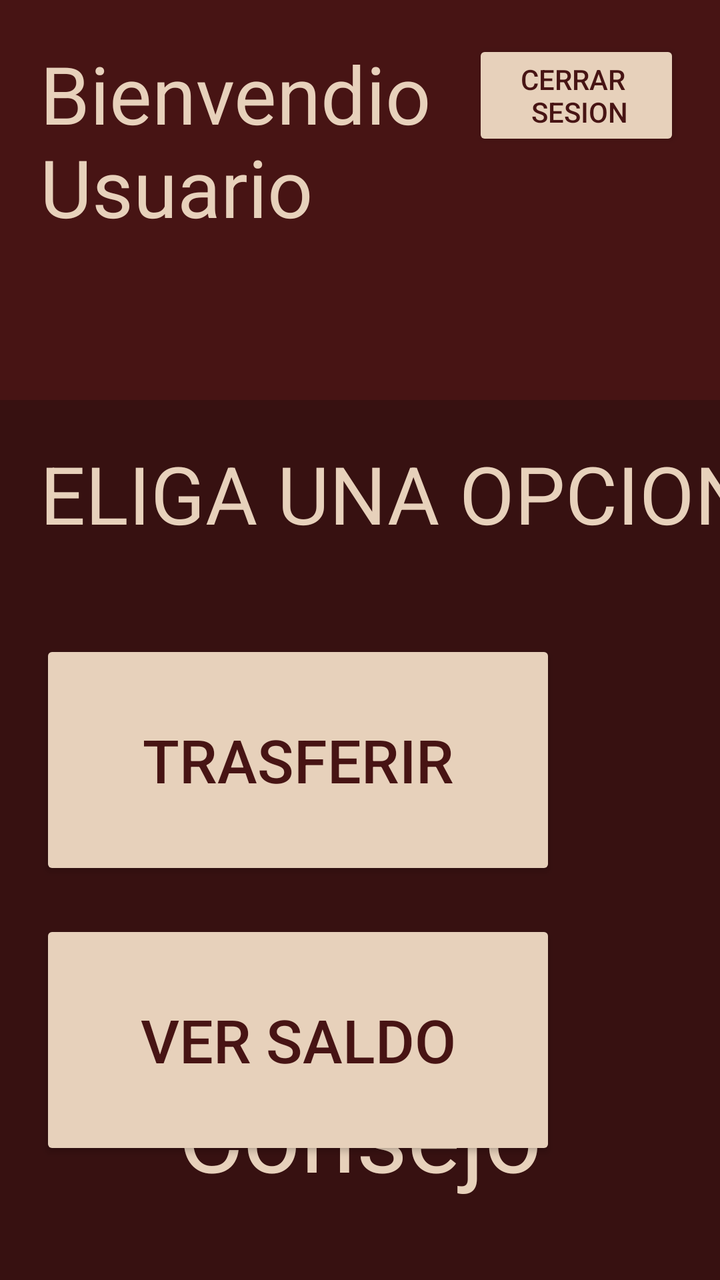
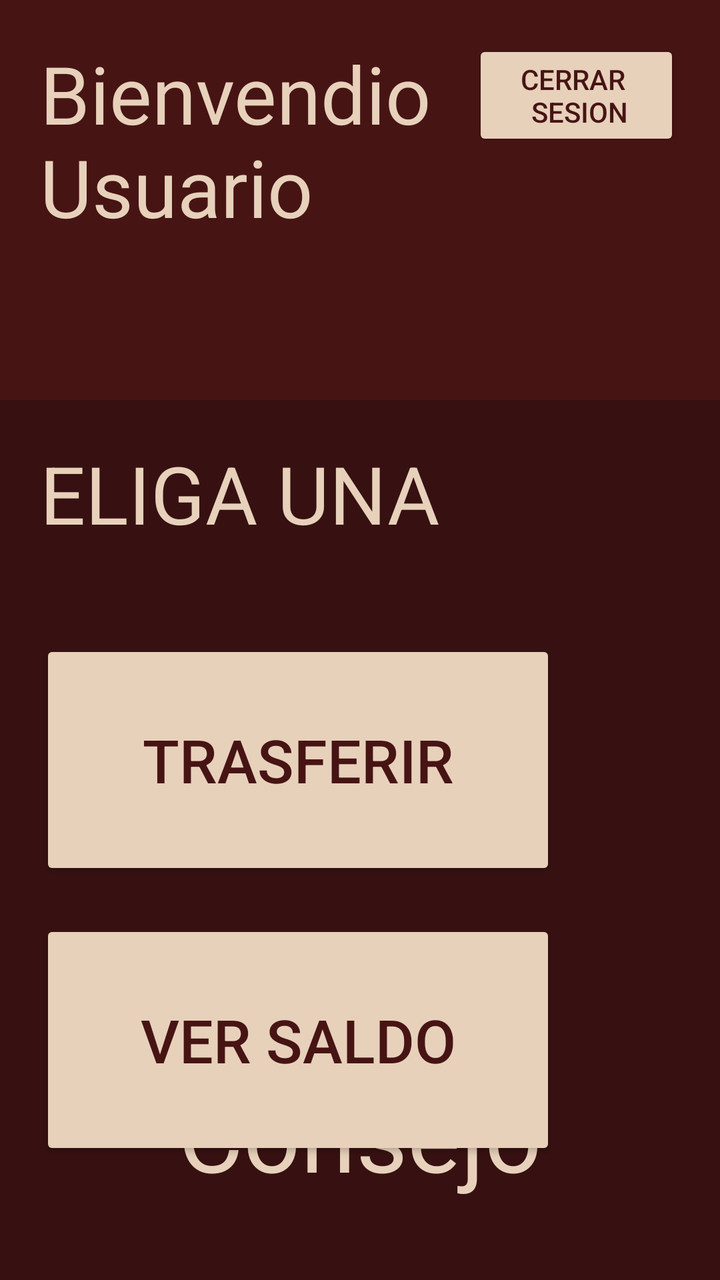

An Android layout rendered at two revisions. The XML below is the earlier revision; the diff shows what the commit changed to produce the second picture.
<!-- AndroidManifest.xml: application theme Theme.Aplicacion_bancaria -->
<!-- res/layout/activity_pantalla_principal.xml -->
<?xml version="1.0" encoding="utf-8"?>
<androidx.constraintlayout.widget.ConstraintLayout
    xmlns:android="http://schemas.android.com/apk/res/android"
    xmlns:app="http://schemas.android.com/apk/res-auto"
    xmlns:tools="http://schemas.android.com/tools"
    android:id="@+id/Inicio"
    android:layout_width="match_parent"
    android:layout_height="match_parent"
    android:background="@color/red_045"
    tools:context=".PantallaPrincipal"
    >

    <androidx.constraintlayout.widget.ConstraintLayout
        android:id="@+id/Cuadroarriba"
        android:layout_width="match_parent"
        android:layout_height="200dp"
        android:background="@color/red_043"
        app:layout_constraintTop_toTopOf="parent"
        android:padding="20dp"
        >

        <TextView
            android:id="@+id/Bienvenida"
            android:layout_width="match_parent"
            android:layout_height="wrap_content"
            android:text="Bienvendio \nUsuario"
            android:textColor="@color/orange_008"
            android:textSize="40sp"
            app:layout_constraintLeft_toLeftOf="parent"
            app:layout_constraintTop_toTopOf="@id/Cuadroarriba"
            />
        <Button
            android:id="@+id/CerrarSesion"
            android:layout_width="wrap_content"
            android:layout_height="wrap_content"
            app:layout_constraintEnd_toEndOf="@id/Cuadroarriba"
            app:layout_constraintTop_toTopOf="@id/Cuadroarriba"
            style="@style/Widget.AppCompat.Button.Colored"
            app:backgroundTint="@color/orange_008"
            android:textColor="@color/red_043"
            android:text="cerrar \n sesion"
            />
    </androidx.constraintlayout.widget.ConstraintLayout>

    <TextView
        android:layout_width="wrap_content"
        android:layout_height="60dp"
        android:text="ELIGA UNA OPCION"
        android:textSize="40dp"
        app:layout_constraintTop_toBottomOf="@id/Cuadroarriba"
        app:layout_constraintLeft_toLeftOf="parent"
        android:layout_margin="20dp"
        android:textColor="@color/orange_008"
        />
    <Button
        android:id="@+id/botonTransferir"
        style="@style/Widget.AppCompat.Button.Colored"
        android:layout_width="258dp"
        android:layout_height="120dp"
        android:text="Trasferir"
        android:textSize="30dp"
        app:layout_constraintStart_toStartOf="parent"
        app:layout_constraintTop_toBottomOf="@id/Cuadroarriba"
        app:backgroundTint="@color/orange_008"
        android:textColor="@color/red_043"
        android:layout_marginTop="120dp"
        android:layout_marginLeft="20dp"
        />
    <Button
        android:id="@+id/botonverSaldo"
        style="@style/Widget.AppCompat.Button.Colored"
        android:layout_width="258dp"
        android:layout_height="120dp"
        android:text="ver saldo"
        android:textSize="30dp"
        app:backgroundTint="@color/orange_008"
        android:textColor="@color/red_043"
        app:layout_constraintStart_toStartOf="parent"
        app:layout_constraintTop_toBottomOf="@id/botonTransferir"
        android:layout_marginTop="20dp"
        android:layout_marginLeft="20dp"/>
    <TextView
        android:id="@+id/Consejos"
        android:layout_width="match_parent"
        android:layout_height="wrap_content"
        app:layout_constraintLeft_toLeftOf="parent"
        app:layout_constraintBottom_toBottomOf="parent"
        android:backgroundTint="@color/red_043"
        android:textColor="@color/orange_008"
        android:text="Consejo"
        android:textSize="50dp"
        android:textAlignment="center"
        android:layout_marginBottom="40dp"
        />

</androidx.constraintlayout.widget.ConstraintLayout>
<!-- resources referenced by this layout -->
<resources>
  <color name="orange_008">#E7D1BB</color>
  <color name="red_043">#471414</color>
  <color name="red_045">#371111</color>
  <style name="Theme.Aplicacion_bancaria" parent="Base.Theme.Aplicacion_bancaria" />
  <style name="Base.Theme.Aplicacion_bancaria" parent="Theme.Material3.DayNight.NoActionBar">
          
          
      </style>
</resources>

<!-- the commit's change to res/layout/activity_pantalla_principal.xml (unified diff, before → after) -->
@@ -21,13 +21,15 @@
 
         <TextView
             android:id="@+id/Bienvenida"
-            android:layout_width="match_parent"
+            android:layout_width="0dp"
             android:layout_height="wrap_content"
             android:text="Bienvendio \nUsuario"
             android:textColor="@color/orange_008"
             android:textSize="40sp"
-            app:layout_constraintLeft_toLeftOf="parent"
-            app:layout_constraintTop_toTopOf="@id/Cuadroarriba"
+            android:layout_marginEnd="12dp"
+            app:layout_constraintStart_toStartOf="parent"
+            app:layout_constraintEnd_toStartOf="@+id/CerrarSesion"
+            app:layout_constraintTop_toTopOf="@id/Cuadroarriba" />
             />
         <Button
             android:id="@+id/CerrarSesion"
@@ -43,7 +45,7 @@
     </androidx.constraintlayout.widget.ConstraintLayout>
 
     <TextView
-        android:layout_width="wrap_content"
+        android:layout_width="match_parent"
         android:layout_height="60dp"
         android:text="ELIGA UNA OPCION"
         android:textSize="40dp"
@@ -91,6 +93,8 @@
         android:textSize="50dp"
         android:textAlignment="center"
         android:layout_marginBottom="40dp"
+        android:layout_marginLeft="20dp"
+        android:layout_marginEnd="20dp"
         />
 
 </androidx.constraintlayout.widget.ConstraintLayout>
